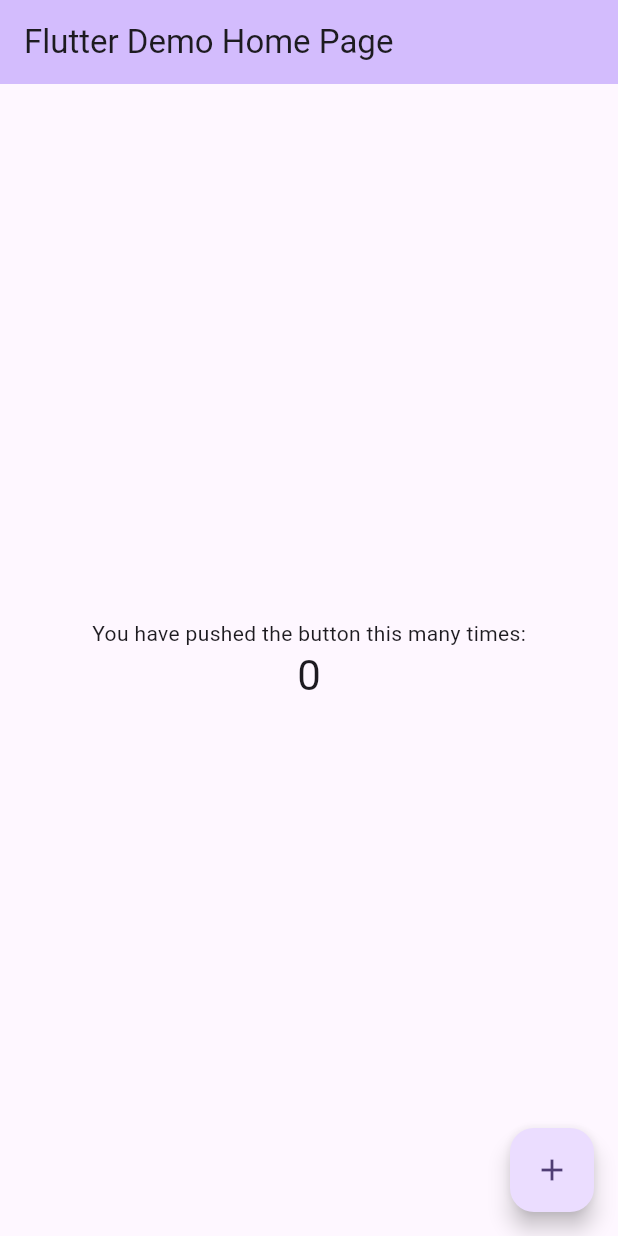
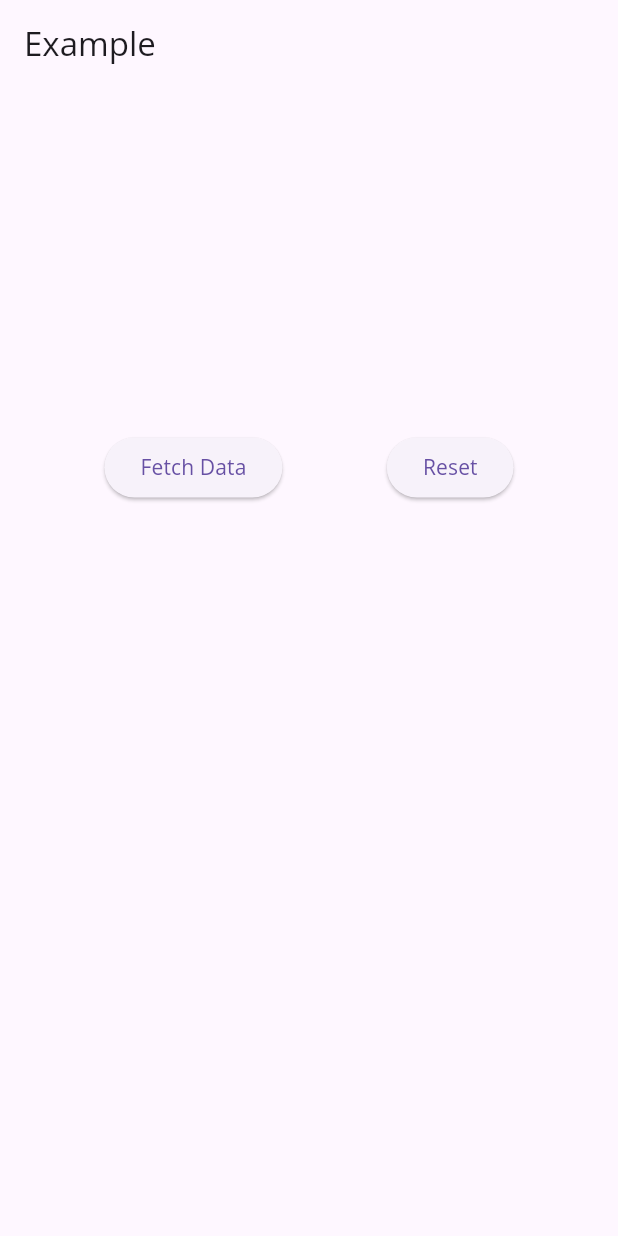
Before and after one commit to orozmarin/places-frontend, a Flutter app: the screen it shows after launch, on a phone screen of 412 x 824 dp. Run offline on Flutter 3.47's test engine with Material 3 defaults, Android fonts, the phone set to English and light mode, and no system bars; our stand-ins replace flutter_dotenv; Roboto replaces fonts that are missing (Open Sans).

Commit message:
Testing connection between mobile and backend service.

```diff
--- /dev/null
+++ b/lib/app.dart
@@ -0,0 +1,19 @@
+import 'package:flutter/material.dart';
+import 'screens/home.dart';
+
+class App extends StatelessWidget {
+  const App({super.key});
+
+  @override
+  Widget build(BuildContext context) {
+    return MaterialApp(
+      title: 'Flutter Demo',
+      theme: ThemeData(
+        primarySwatch: Colors.blue,
+        visualDensity: VisualDensity.adaptivePlatformDensity,
+        fontFamily: 'Open Sans',
+      ),
+      home: const Home(),
+    );
+  }
+}
--- a/lib/main.dart
+++ b/lib/main.dart
@@ -1,125 +1,9 @@
 import 'package:flutter/material.dart';
+import 'package:flutter_dotenv/flutter_dotenv.dart';
 
-void main() {
-  runApp(const MyApp());
+import 'app.dart';
+
+void main() async {
+  await dotenv.load();
+  runApp(const App());
 }
-
-class MyApp extends StatelessWidget {
-  const MyApp({super.key});
-
-  // This widget is the root of your application.
-  @override
-  Widget build(BuildContext context) {
-    return MaterialApp(
-      title: 'Flutter Demo',
-      theme: ThemeData(
-        // This is the theme of your application.
-        //
-        // TRY THIS: Try running your application with "flutter run". You'll see
-        // the application has a blue toolbar. Then, without quitting the app,
-        // try changing the seedColor in the colorScheme below to Colors.green
-        // and then invoke "hot reload" (save your changes or press the "hot
-        // reload" button in a Flutter-supported IDE, or press "r" if you used
-        // the command line to start the app).
-        //
-        // Notice that the counter didn't reset back to zero; the application
-        // state is not lost during the reload. To reset the state, use hot
-        // restart instead.
-        //
-        // This works for code too, not just values: Most code changes can be
-        // tested with just a hot reload.
-        colorScheme: ColorScheme.fromSeed(seedColor: Colors.deepPurple),
-        useMaterial3: true,
-      ),
-      home: const MyHomePage(title: 'Flutter Demo Home Page'),
-    );
-  }
-}
-
-class MyHomePage extends StatefulWidget {
-  const MyHomePage({super.key, required this.title});
-
-  // This widget is the home page of your application. It is stateful, meaning
-  // that it has a State object (defined below) that contains fields that affect
-  // how it looks.
-
-  // This class is the configuration for the state. It holds the values (in this
-  // case the title) provided by the parent (in this case the App widget) and
-  // used by the build method of the State. Fields in a Widget subclass are
-  // always marked "final".
-
-  final String title;
-
-  @override
-  State<MyHomePage> createState() => _MyHomePageState();
-}
-
-class _MyHomePageState extends State<MyHomePage> {
-  int _counter = 0;
-
-  void _incrementCounter() {
-    setState(() {
-      // This call to setState tells the Flutter framework that something has
-      // changed in this State, which causes it to rerun the build method below
-      // so that the display can reflect the updated values. If we changed
-      // _counter without calling setState(), then the build method would not be
-      // called again, and so nothing would appear to happen.
-      _counter++;
-    });
-  }
-
-  @override
-  Widget build(BuildContext context) {
-    // This method is rerun every time setState is called, for instance as done
-    // by the _incrementCounter method above.
-    //
-    // The Flutter framework has been optimized to make rerunning build methods
-    // fast, so that you can just rebuild anything that needs updating rather
-    // than having to individually change instances of widgets.
-    return Scaffold(
-      appBar: AppBar(
-        // TRY THIS: Try changing the color here to a specific color (to
-        // Colors.amber, perhaps?) and trigger a hot reload to see the AppBar
-        // change color while the other colors stay the same.
-        backgroundColor: Theme.of(context).colorScheme.inversePrimary,
-        // Here we take the value from the MyHomePage object that was created by
-        // the App.build method, and use it to set our appbar title.
-        title: Text(widget.title),
-      ),
-      body: Center(
-        // Center is a layout widget. It takes a single child and positions it
-        // in the middle of the parent.
-        child: Column(
-          // Column is also a layout widget. It takes a list of children and
-          // arranges them vertically. By default, it sizes itself to fit its
-          // children horizontally, and tries to be as tall as its parent.
-          //
-          // Column has various properties to control how it sizes itself and
-          // how it positions its children. Here we use mainAxisAlignment to
-          // center the children vertically; the main axis here is the vertical
-          // axis because Columns are vertical (the cross axis would be
-          // horizontal).
-          //
-          // TRY THIS: Invoke "debug painting" (choose the "Toggle Debug Paint"
-          // action in the IDE, or press "p" in the console), to see the
-          // wireframe for each widget.
-          mainAxisAlignment: MainAxisAlignment.center,
-          children: <Widget>[
-            const Text(
-              'You have pushed the button this many times:',
-            ),
-            Text(
-              '$_counter',
-              style: Theme.of(context).textTheme.headlineMedium,
-            ),
-          ],
-        ),
-      ),
-      floatingActionButton: FloatingActionButton(
-        onPressed: _incrementCounter,
-        tooltip: 'Increment',
-        child: const Icon(Icons.add),
-      ), // This trailing comma makes auto-formatting nicer for build methods.
-    );
-  }
-}
--- /dev/null
+++ b/lib/screens/home.dart
@@ -0,0 +1,65 @@
+import 'package:flutter/material.dart';
+import 'package:flutter_dotenv/flutter_dotenv.dart';
+import 'package:http/http.dart' as http;
+
+class Home extends StatefulWidget {
+  const Home({super.key});
+
+  @override
+  State<StatefulWidget> createState() => _HomeState();
+}
+
+class _HomeState extends State<Home> {
+  String message = "";
+
+  @override
+  Widget build(BuildContext context) {
+    return Scaffold(
+        appBar: AppBar(
+          title: const Text("Example"),
+        ),
+        body: Center(
+            child: Column(
+          mainAxisAlignment: MainAxisAlignment.spaceEvenly,
+          crossAxisAlignment: CrossAxisAlignment.stretch,
+          children: [
+            Row(
+              mainAxisAlignment: MainAxisAlignment.spaceEvenly,
+              children: [
+                ElevatedButton(onPressed: handleFetchTap, child: const Text("Fetch Data")),
+                ElevatedButton(onPressed: handleResetTap, child: const Text("Reset")),
+              ],
+            ),
+            Row(
+                mainAxisAlignment: MainAxisAlignment.spaceEvenly,
+                children: [Flexible(child: Text(message, maxLines: 20, style: const TextStyle(fontSize: 18.0)))])
+          ],
+        )));
+  }
+
+  handleFetchTap() async {
+    var someData = await fetch();
+
+    setState(() {
+      message = someData;
+    });
+  }
+
+  handleResetTap() {
+    setState(() {
+      message = "";
+    });
+  }
+
+  Future<String> fetch() async {
+    try {
+      var client = http.Client();
+      Uri apiUrl = Uri.parse("${dotenv.env['API_BASE_URI']}/restaurants/find");
+      var response = await client.get(apiUrl);
+      return response.body;
+    } catch (error) {
+      print("Error during API request: $error");
+      return "Error during API request: $error";
+    }
+  }
+}
```
Also changed, not shown: lib/models/rating.dart (added, +82 -0 lines), lib/models/restaurant.dart (added, +121 -0 lines), pubspec.yaml (+7 -1 lines), lib/models/rating.g.dart (added), lib/models/restaurant.g.dart (added), pubspec.lock, 2 other files.
